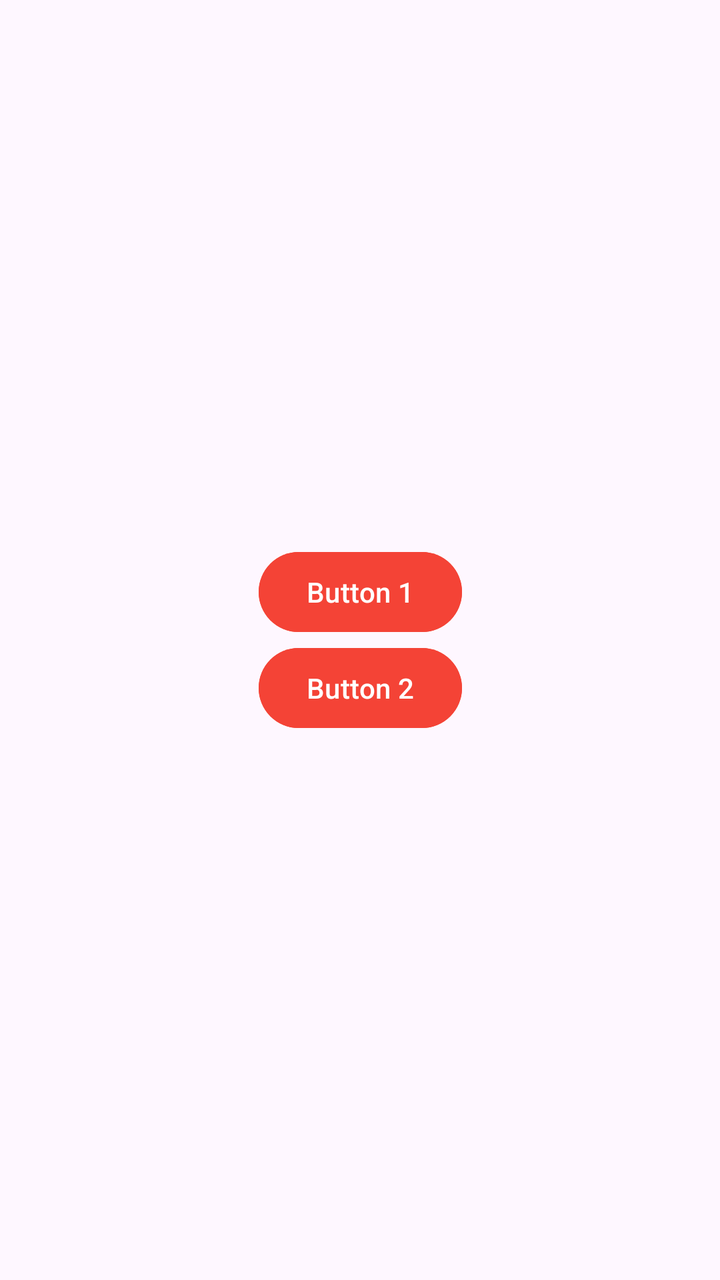
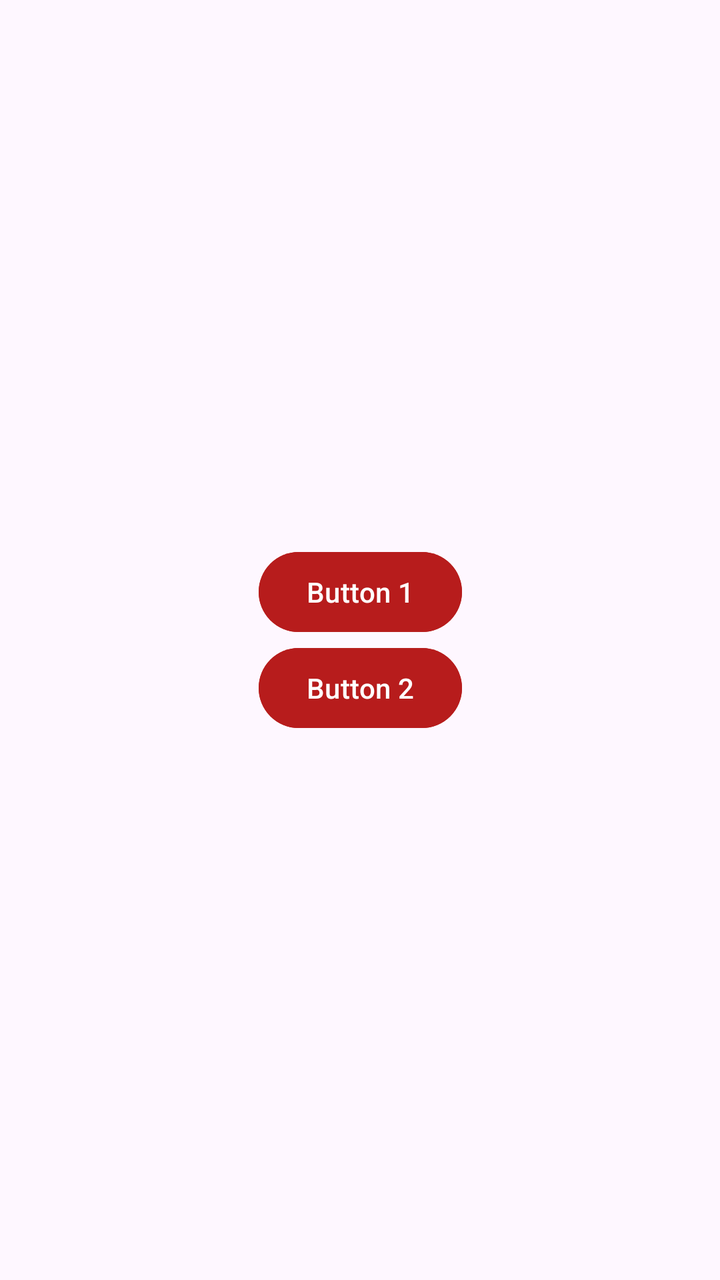

The first picture is an Android layout as it rendered before a commit; the second is the same layout after the commit. The layout source and the unified diff follow.
<!-- AndroidManifest.xml: application theme Theme.Practical4 -->
<!-- res/layout/activity_main.xml -->
<?xml version="1.0" encoding="utf-8"?>
<androidx.constraintlayout.widget.ConstraintLayout xmlns:android="http://schemas.android.com/apk/res/android"
    xmlns:app="http://schemas.android.com/apk/res-auto"
    xmlns:tools="http://schemas.android.com/tools"
    android:id="@+id/main"
    android:layout_width="match_parent"
    android:layout_height="match_parent"
    tools:context=".MainActivity">

    <Button
        android:id="@+id/button1"
        android:layout_width="wrap_content"
        android:layout_height="wrap_content"
        android:text="Button 1"
        android:backgroundTint="#F44336"
        app:layout_constraintBottom_toTopOf="@+id/button2"
        app:layout_constraintEnd_toEndOf="parent"
        app:layout_constraintStart_toStartOf="parent"
        app:layout_constraintTop_toTopOf="parent"
        app:layout_constraintVertical_chainStyle="packed" />

    <Button
        android:id="@+id/button2"
        android:layout_width="wrap_content"
        android:layout_height="wrap_content"
        android:text="Button 2"
        android:backgroundTint="#F44336"
        app:layout_constraintBottom_toBottomOf="parent"
        app:layout_constraintEnd_toEndOf="parent"
        app:layout_constraintStart_toStartOf="parent"
        app:layout_constraintTop_toBottomOf="@+id/button1" />

</androidx.constraintlayout.widget.ConstraintLayout>
<!-- resources referenced by this layout -->
<resources>
  <style name="Theme.Practical4" parent="Base.Theme.Practical4" />
  <style name="Base.Theme.Practical4" parent="Theme.Material3.DayNight.NoActionBar">
          
          
      </style>
</resources>

<!-- the commit's change to res/layout/activity_main.xml (unified diff, before → after) -->
@@ -1,4 +1,4 @@
-<?xml version="1.0" encoding="utf-8"?>
+﻿<?xml version="1.0" encoding="utf-8"?>
 <androidx.constraintlayout.widget.ConstraintLayout xmlns:android="http://schemas.android.com/apk/res/android"
     xmlns:app="http://schemas.android.com/apk/res-auto"
     xmlns:tools="http://schemas.android.com/tools"
@@ -12,7 +12,7 @@
         android:layout_width="wrap_content"
         android:layout_height="wrap_content"
         android:text="Button 1"
-        android:backgroundTint="#F44336"
+        android:backgroundTint="#B71C1C"
         app:layout_constraintBottom_toTopOf="@+id/button2"
         app:layout_constraintEnd_toEndOf="parent"
         app:layout_constraintStart_toStartOf="parent"
@@ -24,7 +24,7 @@
         android:layout_width="wrap_content"
         android:layout_height="wrap_content"
         android:text="Button 2"
-        android:backgroundTint="#F44336"
+        android:backgroundTint="#B71C1C"
         app:layout_constraintBottom_toBottomOf="parent"
         app:layout_constraintEnd_toEndOf="parent"
         app:layout_constraintStart_toStartOf="parent"
